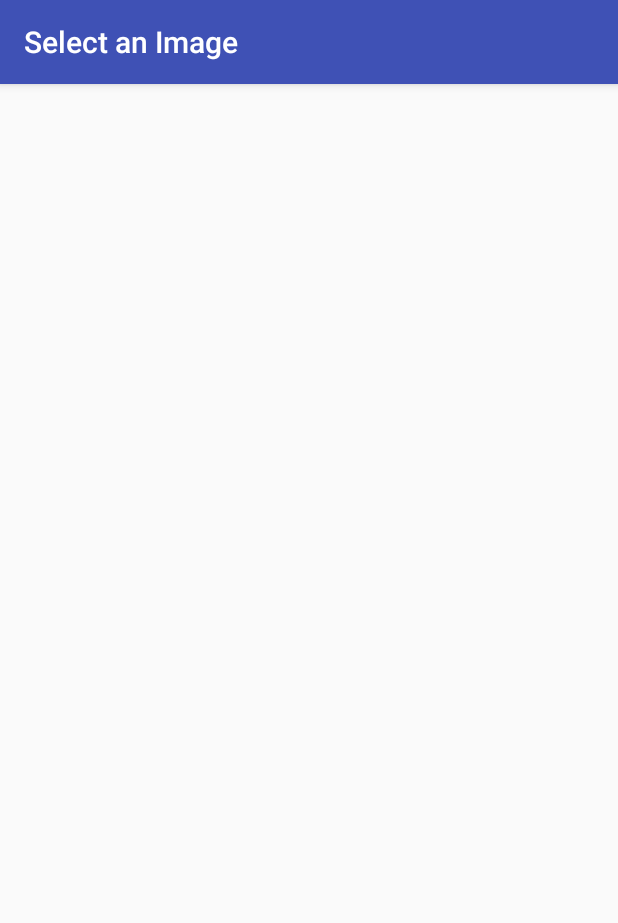
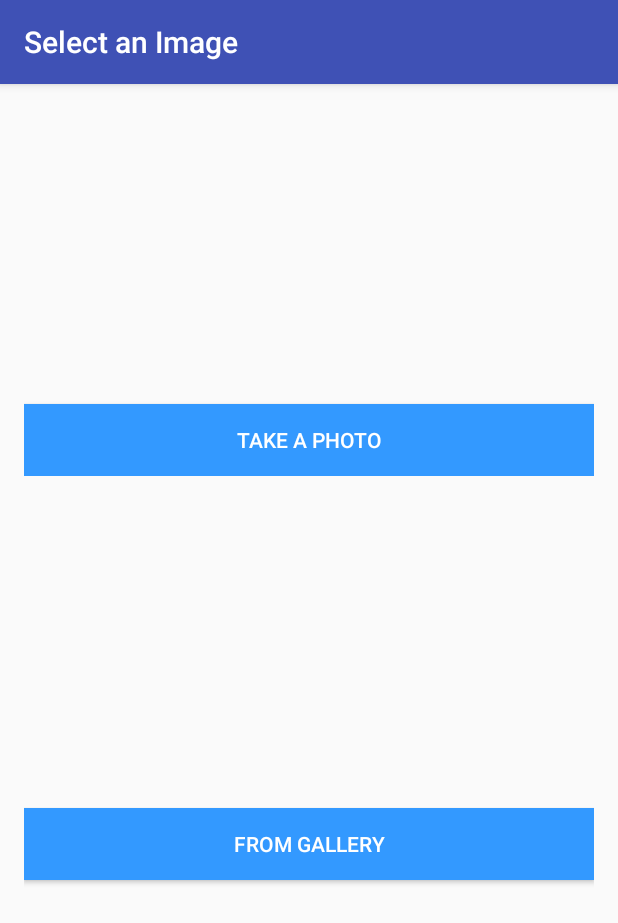
Before and after one commit to tomrolandus/CityGangsAndroid, an Android app: the SelectImageActivity screen opened directly, with no data from a screen before it, on a phone screen of 412 x 824 dp. Shown: the top 923 px of the screen. Run offline under Robolectric (Android 15) with nearby library versions, the phone set to English and light mode, and no system bars.

Commit message:
forgot unstaged files

```diff
--- a/app/src/main/res/layout/activity_select_image.xml
+++ b/app/src/main/res/layout/activity_select_image.xml
@@ -1,12 +1,54 @@
-<?xml version="1.0" encoding="utf-8"?>
-<RelativeLayout xmlns:android="http://schemas.android.com/apk/res/android"
+<!-- Copyright (c) Microsoft. All rights reserved. -->
+
+<LinearLayout xmlns:android="http://schemas.android.com/apk/res/android"
     xmlns:tools="http://schemas.android.com/tools"
     android:layout_width="match_parent"
     android:layout_height="match_parent"
-    android:paddingBottom="@dimen/activity_vertical_margin"
     android:paddingLeft="@dimen/activity_horizontal_margin"
     android:paddingRight="@dimen/activity_horizontal_margin"
     android:paddingTop="@dimen/activity_vertical_margin"
+    android:paddingBottom="@dimen/activity_vertical_margin"
+    android:baselineAligned="false"
+    android:orientation="vertical"
     tools:context="sg.edu.smu.livelabs.citygangs.FaceAPI.ui.SelectImageActivity">
 
-</RelativeLayout>
+    <RelativeLayout android:layout_width="match_parent"
+        android:layout_height="match_parent"
+        android:layout_weight="2">
+
+        <Button
+            android:id="@+id/button_take_a_photo"
+            android:layout_width="match_parent"
+            android:layout_height="wrap_content"
+            android:text="@string/take_photo"
+            android:layout_centerHorizontal="true"
+            android:layout_alignParentBottom="true"
+            android:onClick="takePhoto"
+            style="@style/ButtonStyle" />
+
+        <TextView
+            android:id="@id/info"
+            android:layout_width="wrap_content"
+            android:layout_height="wrap_content"
+            android:layout_centerHorizontal="true"
+            android:layout_above="@id/button_take_a_photo"
+            android:layout_gravity="center" />
+
+    </RelativeLayout>
+
+    <RelativeLayout android:layout_width="match_parent"
+        android:layout_height="match_parent"
+        android:layout_weight="1">
+
+        <Button
+            android:id="@+id/button_select_a_photo_in_album"
+            android:layout_width="match_parent"
+            android:layout_height="wrap_content"
+            android:text="@string/select_image_in_album"
+            android:layout_centerHorizontal="true"
+            android:layout_centerVertical="true"
+            android:onClick="selectImageInAlbum"
+            style="@style/ButtonStyle" />
+    </RelativeLayout>
+
+</LinearLayout>
--- a/app/src/main/res/values/strings.xml
+++ b/app/src/main/res/values/strings.xml
@@ -116,6 +116,7 @@
     <string name="user_provided_description_data">User data</string>
     <string name="user_provided_person_group_name">Person group name</string>
     <string name="user_provided_person_group_description_data">User data</string>
+    <string name="title_activity_maps2">Map</string>
 
 
 </resources>
```
Also changed, not shown: app/build.gradle (+6 -5 lines), app/src/debug/res/values/google_maps_api.xml (+18 -1 lines), app/src/main/AndroidManifest.xml (+44 -45 lines), app/src/main/java/sg/edu/smu/livelabs/citygangs/FaceAPI/ui/SelectImageActivity.java (+48 -2 lines), 2 other files. Lines whose indentation alone changed are shown as unchanged.
